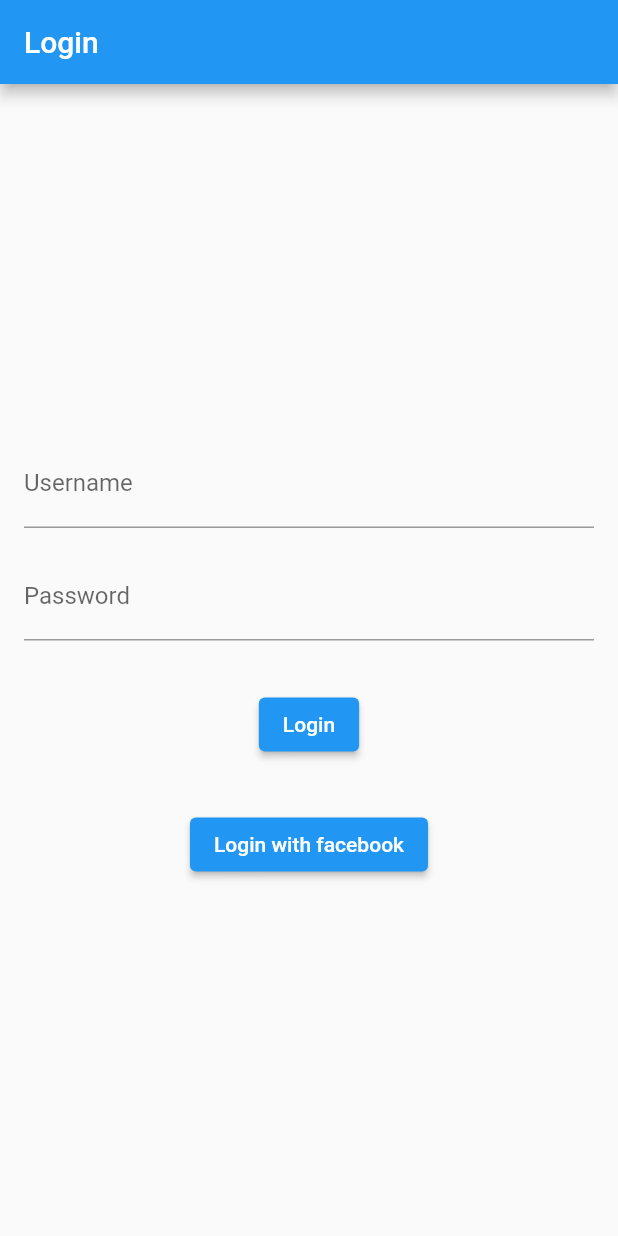
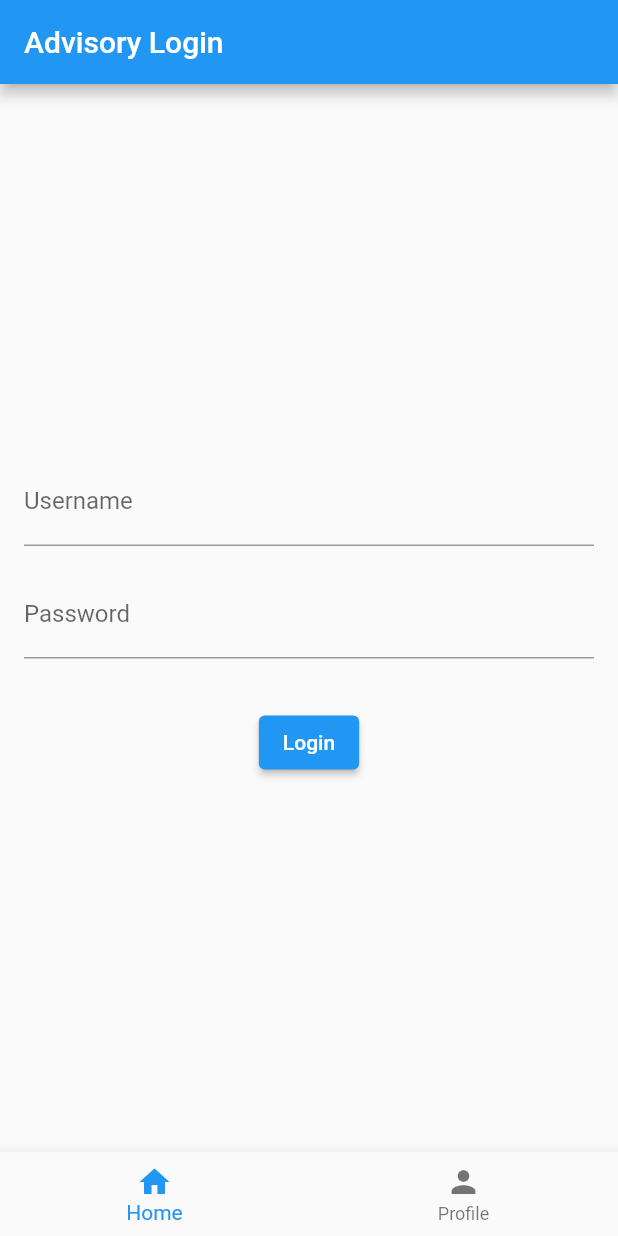
Before and after one commit to dondonjedd/advisory_assessment, a Flutter app: the screen it shows after launch, on a phone screen of 412 x 824 dp. Run offline on Flutter 3.47's test engine with Material 2 defaults, Android fonts, the phone set to English and light mode, and no system bars; our stand-ins replace flutter_riverpod, flutter_secure_storage, shimmer; missing offline and left inert: flutter_facebook_auth.

Commit message:
show user facebook profile picture and email

```diff
--- a/lib/Services/ApiCalls/api_calls.dart
+++ b/lib/Services/ApiCalls/api_calls.dart
@@ -30,3 +30,8 @@
   final LoginResult result = await FacebookAuth.instance.login();
   return result;
 }
+
+Future<Map<String, dynamic>> getUserDataFacebookApiCall() async {
+  final Map<String, dynamic> result = await FacebookAuth.instance.getUserData();
+  return result;
+}
--- a/lib/Services/Helpers/enums.dart
+++ b/lib/Services/Helpers/enums.dart
@@ -1,3 +1,3 @@
 enum Method { get, post }
 
-enum SecureStorage { token, id }
+enum SecureStorage { token, id, facebookToken, facebookId }
--- a/lib/View/home_page.dart
+++ b/lib/View/home_page.dart
@@ -47,7 +47,7 @@
     final listings = ref.watch(listingProvider);
     return Scaffold(
       appBar: AppBar(
-        title: const Text('Home'),
+        title: const Text('Advisory'),
         actions: [IconButton(onPressed: logout, icon: const Icon(Icons.logout))],
       ),
       body: _isLoading
--- a/lib/View/login_page.dart
+++ b/lib/View/login_page.dart
@@ -1,4 +1,3 @@
-import 'package:advisory_assessment/ModelView/facebook_login_notifier.dart';
 import 'package:flutter/material.dart';
 import 'package:flutter_riverpod/flutter_riverpod.dart';
 
@@ -15,7 +14,6 @@
   final TextEditingController _usernameController = TextEditingController();
   final TextEditingController _passwordController = TextEditingController();
   bool _isLoginLoading = false;
-  bool _isFBLoginLoading = false;
 
   @override
   void initState() {
@@ -33,32 +31,11 @@
     });
   }
 
-  Future<void> _facebookLogin() async {
-    setState(() {
-      _isFBLoginLoading = true;
-    });
-    try {
-      await ref.read(facebookLoginProvider.notifier).logIn();
-    } catch (error) {
-      ScaffoldMessenger.of(context).showSnackBar(SnackBar(
-        content: Text(
-          error.toString(),
-          style: const TextStyle(color: Colors.white),
-        ),
-        backgroundColor: Colors.red,
-      ));
-    }
-
-    setState(() {
-      _isFBLoginLoading = false;
-    });
-  }
-
   @override
   Widget build(BuildContext context) {
     return Scaffold(
       appBar: AppBar(
-        title: const Text('Login'),
+        title: const Text('Advisory Login'),
       ),
       body: Padding(
         padding: const EdgeInsets.all(16.0),
@@ -86,13 +63,6 @@
                     onPressed: _login,
                     child: const Text('Login'),
                   ),
-            const SizedBox(height: 32.0),
-            _isFBLoginLoading
-                ? const CircularProgressIndicator()
-                : ElevatedButton(
-                    onPressed: _facebookLogin,
-                    child: const Text('Login with facebook'),
-                  ),
           ],
         ),
       ),
--- /dev/null
+++ b/lib/View/main_naviation_page.dart
@@ -0,0 +1,78 @@
+import 'package:advisory_assessment/View/facebook_home_page.dart';
+import 'package:advisory_assessment/View/facebook_login_page.dart';
+import 'package:advisory_assessment/View/home_page.dart';
+import 'package:advisory_assessment/View/login_page.dart';
+import 'package:flutter/material.dart';
+import 'package:flutter_riverpod/flutter_riverpod.dart';
+
+import '../ModelView/facebook_login_notifier.dart';
+import '../ModelView/login_notifier.dart';
+
+class MainNavigationPage extends ConsumerStatefulWidget {
+  const MainNavigationPage({super.key});
+
+  @override
+  MainNavigationPageState createState() => MainNavigationPageState();
+}
+
+class MainNavigationPageState extends ConsumerState<MainNavigationPage> {
+  int _selectedIndex = 0;
+
+  final List<Widget> _pages = [const LoginPage(), const FacebookLoginPage()];
+
+  void _onItemTapped(int index) {
+    setState(() {
+      _selectedIndex = index;
+    });
+  }
+
+  @override
+  Widget build(BuildContext context) {
+    ref.listen(
+      loginProvider,
+      (previous, next) {
+        if (next.token?.isNotEmpty ?? false) {
+          setState(() {
+            _pages[0] = const HomePage();
+          });
+        } else {
+          setState(() {
+            _pages[0] = const LoginPage();
+          });
+        }
+      },
+    );
+    ref.listen(
+      facebookLoginProvider,
+      (previous, next) {
+        if (next.token?.isNotEmpty ?? false) {
+          setState(() {
+            _pages[1] = const FacebookHomePage();
+          });
+        } else {
+          setState(() {
+            _pages[1] = const FacebookLoginPage();
+          });
+        }
+      },
+    );
+
+    return Scaffold(
+      body: _pages[_selectedIndex],
+      bottomNavigationBar: BottomNavigationBar(
+        currentIndex: _selectedIndex,
+        onTap: _onItemTapped,
+        items: const [
+          BottomNavigationBarItem(
+            icon: Icon(Icons.home),
+            label: 'Home',
+          ),
+          BottomNavigationBarItem(
+            icon: Icon(Icons.person),
+            label: 'Profile',
+          ),
+        ],
+      ),
+    );
+  }
+}
--- a/lib/main.dart
+++ b/lib/main.dart
@@ -1,26 +1,22 @@
-import 'package:advisory_assessment/View/home_page.dart';
-import 'package:advisory_assessment/View/login_page.dart';
+import 'package:advisory_assessment/View/main_naviation_page.dart';
 import 'package:flutter/material.dart';
 import 'package:flutter_riverpod/flutter_riverpod.dart';
-
-import 'ModelView/login_notifier.dart';
 
 void main() {
   runApp(const ProviderScope(child: MyApp()));
 }
 
-class MyApp extends ConsumerWidget {
+class MyApp extends StatelessWidget {
   const MyApp({super.key});
 
   @override
-  Widget build(BuildContext context, WidgetRef ref) {
-    final loginState = ref.watch(loginProvider);
+  Widget build(BuildContext context) {
     return MaterialApp(
       title: 'Flutter Demo',
       theme: ThemeData(
         primarySwatch: Colors.blue,
       ),
-      home: loginState.token?.isNotEmpty ?? false ? const HomePage() : const LoginPage(),
+      home: const MainNavigationPage(),
     );
   }
 }
```
Also changed, not shown: lib/ModelView/facebook_data_notifier.dart (added, +23 -0 lines), lib/ModelView/facebook_login_notifier.dart (+8 -7 lines), lib/View/facebook_home_page.dart (added, +53 -0 lines), lib/View/facebook_login_page.dart (added, +55 -0 lines).
